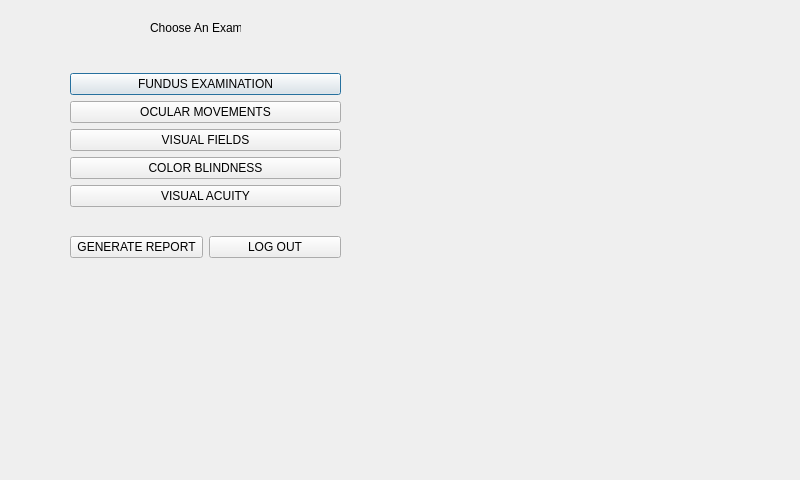
This is PhoeVersion/Qt_Creator/projectPHOE/exammenu.ui in jdsalguer/senior_project as Qt 5 draws it before an edit. The edited form follows.
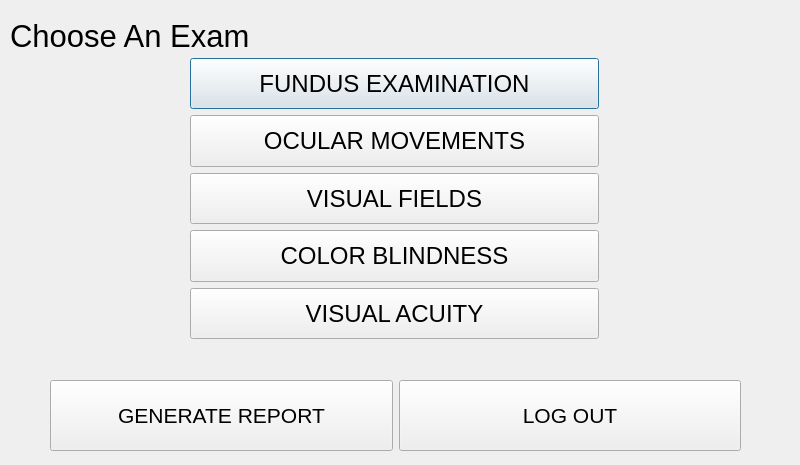
This is the edited form.

Patch:
```diff
--- a/PhoeVersion/Qt_Creator/projectPHOE/exammenu.ui
+++ b/PhoeVersion/Qt_Creator/projectPHOE/exammenu.ui
@@ -7,7 +7,7 @@
     <x>0</x>
     <y>0</y>
     <width>800</width>
-    <height>480</height>
+    <height>465</height>
    </rect>
   </property>
   <property name="windowTitle">
@@ -16,30 +16,44 @@
   <widget class="QLabel" name="label">
    <property name="geometry">
     <rect>
-     <x>150</x>
-     <y>20</y>
-     <width>91</width>
-     <height>16</height>
+     <x>10</x>
+     <y>10</y>
+     <width>411</width>
+     <height>51</height>
     </rect>
    </property>
+   <property name="font">
+    <font>
+     <pointsize>23</pointsize>
+    </font>
+   </property>
    <property name="text">
     <string>Choose An Exam</string>
    </property>
   </widget>
-  <widget class="QWidget" name="layoutWidget">
+  <widget class="QWidget" name="">
    <property name="geometry">
     <rect>
-     <x>70</x>
-     <y>50</y>
-     <width>271</width>
-     <height>231</height>
+     <x>190</x>
+     <y>58</y>
+     <width>409</width>
+     <height>281</height>
     </rect>
    </property>
-   <layout class="QVBoxLayout" name="verticalLayout_2">
-    <item>
      <layout class="QVBoxLayout" name="verticalLayout">
       <item>
        <widget class="QPushButton" name="fundusexamButton">
+      <property name="sizePolicy">
+       <sizepolicy hsizetype="Minimum" vsizetype="Expanding">
+        <horstretch>0</horstretch>
+        <verstretch>0</verstretch>
+       </sizepolicy>
+      </property>
+      <property name="font">
+       <font>
+        <pointsize>18</pointsize>
+       </font>
+      </property>
         <property name="text">
          <string>FUNDUS EXAMINATION</string>
         </property>
@@ -47,6 +61,17 @@
       </item>
       <item>
        <widget class="QPushButton" name="ocularexamButton">
+      <property name="sizePolicy">
+       <sizepolicy hsizetype="Minimum" vsizetype="Expanding">
+        <horstretch>0</horstretch>
+        <verstretch>0</verstretch>
+       </sizepolicy>
+      </property>
+      <property name="font">
+       <font>
+        <pointsize>18</pointsize>
+       </font>
+      </property>
         <property name="text">
          <string>OCULAR MOVEMENTS</string>
         </property>
@@ -54,6 +79,17 @@
       </item>
       <item>
        <widget class="QPushButton" name="fieldsexamButton">
+      <property name="sizePolicy">
+       <sizepolicy hsizetype="Minimum" vsizetype="Expanding">
+        <horstretch>0</horstretch>
+        <verstretch>0</verstretch>
+       </sizepolicy>
+      </property>
+      <property name="font">
+       <font>
+        <pointsize>18</pointsize>
+       </font>
+      </property>
         <property name="text">
          <string>VISUAL FIELDS</string>
         </property>
@@ -61,6 +97,17 @@
       </item>
       <item>
        <widget class="QPushButton" name="colorexamButton">
+      <property name="sizePolicy">
+       <sizepolicy hsizetype="Minimum" vsizetype="Expanding">
+        <horstretch>0</horstretch>
+        <verstretch>0</verstretch>
+       </sizepolicy>
+      </property>
+      <property name="font">
+       <font>
+        <pointsize>18</pointsize>
+       </font>
+      </property>
         <property name="text">
          <string>COLOR BLINDNESS</string>
         </property>
@@ -68,17 +115,47 @@
       </item>
       <item>
        <widget class="QPushButton" name="acuityexamButton">
+      <property name="sizePolicy">
+       <sizepolicy hsizetype="Minimum" vsizetype="Expanding">
+        <horstretch>0</horstretch>
+        <verstretch>0</verstretch>
+       </sizepolicy>
+      </property>
+      <property name="font">
+       <font>
+        <pointsize>18</pointsize>
+       </font>
+      </property>
         <property name="text">
          <string>VISUAL ACUITY</string>
         </property>
        </widget>
       </item>
      </layout>
-    </item>
-    <item>
+  </widget>
+  <widget class="QWidget" name="">
+   <property name="geometry">
+    <rect>
+     <x>50</x>
+     <y>380</y>
+     <width>691</width>
+     <height>71</height>
+    </rect>
+   </property>
      <layout class="QHBoxLayout" name="horizontalLayout">
       <item>
        <widget class="QPushButton" name="genreportButton">
+      <property name="sizePolicy">
+       <sizepolicy hsizetype="Minimum" vsizetype="Expanding">
+        <horstretch>0</horstretch>
+        <verstretch>0</verstretch>
+       </sizepolicy>
+      </property>
+      <property name="font">
+       <font>
+        <pointsize>16</pointsize>
+       </font>
+      </property>
         <property name="text">
          <string>GENERATE REPORT</string>
         </property>
@@ -86,14 +163,23 @@
       </item>
       <item>
        <widget class="QPushButton" name="menulogoutButton">
+      <property name="sizePolicy">
+       <sizepolicy hsizetype="Minimum" vsizetype="Expanding">
+        <horstretch>0</horstretch>
+        <verstretch>0</verstretch>
+       </sizepolicy>
+      </property>
+      <property name="font">
+       <font>
+        <pointsize>16</pointsize>
+       </font>
+      </property>
         <property name="text">
          <string>LOG OUT</string>
         </property>
        </widget>
       </item>
      </layout>
-    </item>
-   </layout>
   </widget>
  </widget>
  <resources/>
```
Left out of the diff: 5 changed lines with no effect on the pictures. Lines whose indentation alone changed are shown as unchanged.
